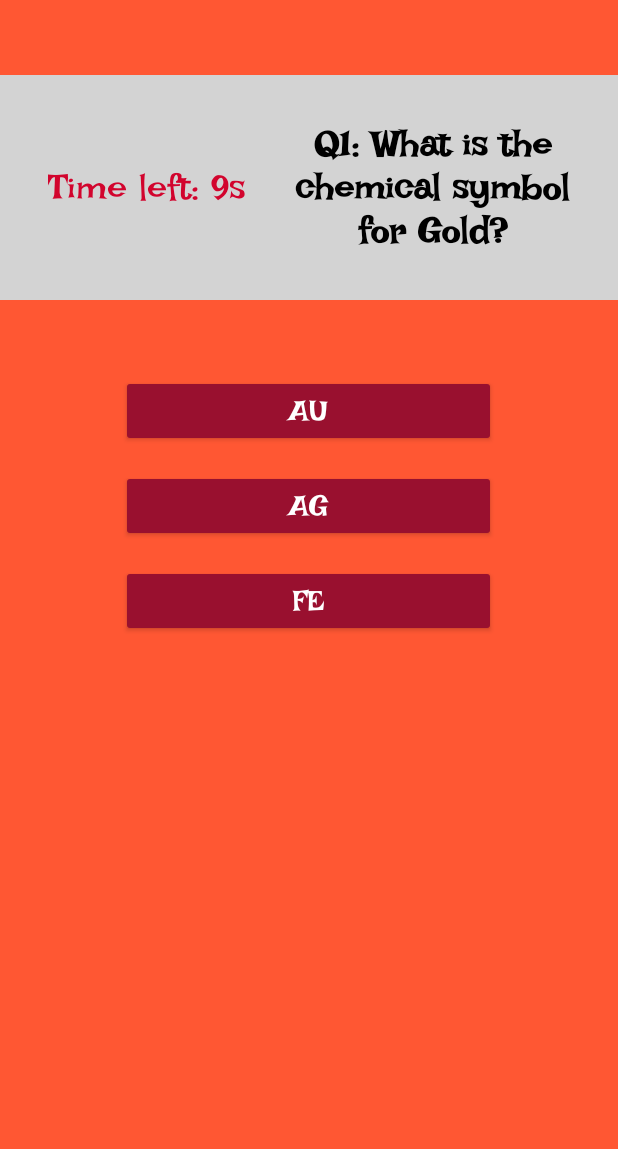
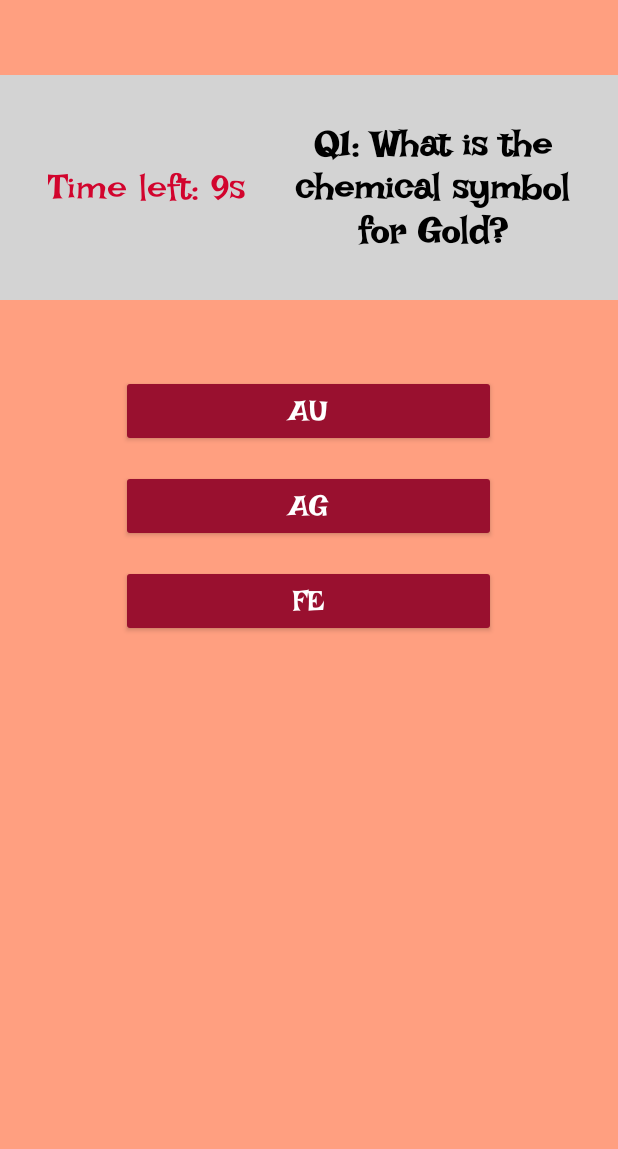
Before and after one commit to anurag-joshi11/quiz, an Android app built with Jetpack Compose: the QuizActivity screen opened directly, with no data from a screen before it, on a phone screen of 412 x 824 dp, the part 87-1236 px from its top. Run offline under Robolectric (Android 15) with nearby library versions, the phone set to English and light mode, and no system bars.

Commit message:
Changed colors

```diff
--- a/app/src/main/java/com/example/quizapp/QuizActivity.kt
+++ b/app/src/main/java/com/example/quizapp/QuizActivity.kt
@@ -128,7 +128,7 @@ class QuizActivity : ComponentActivity() {
     }
 
     private fun changeBackgroundColor() {
-        val colors = arrayOf("#FF5733", "#33FF57", "#3357FF", "#FF33A6", "#FFD700")
+        val colors = arrayOf("#FF9F80", "#80FF99", "#80A6FF", "#FF80C2", "#FFE066")
         val newColor = Color.parseColor(colors[questionIndex % colors.size])
         val rootView = findViewById<View>(android.R.id.content)
         rootView.setBackgroundColor(newColor)
--- a/app/src/main/java/com/example/quizapp/ShowScoreActivity.kt
+++ b/app/src/main/java/com/example/quizapp/ShowScoreActivity.kt
@@ -1,11 +1,13 @@
 package com.example.quizapp
 
+import android.annotation.SuppressLint
 import android.os.Bundle
 import android.widget.Button
 import android.widget.TextView
 import androidx.activity.ComponentActivity
 
 class ShowScoreActivity : ComponentActivity() {
+    @SuppressLint("SetTextI18n")
     override fun onCreate(savedInstanceState: Bundle?) {
         super.onCreate(savedInstanceState)
         setContentView(R.layout.activity_showscore) // Make sure you create this layout to display the score
```
